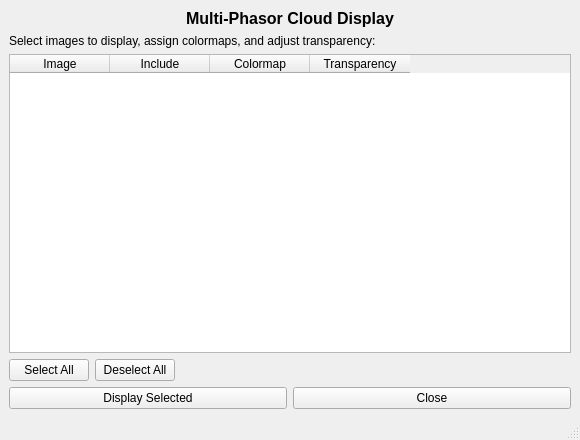
First picture: the form in ui files/MultiPhasorSelector.ui, repository GuangchenW/FLUTE, before the edit.
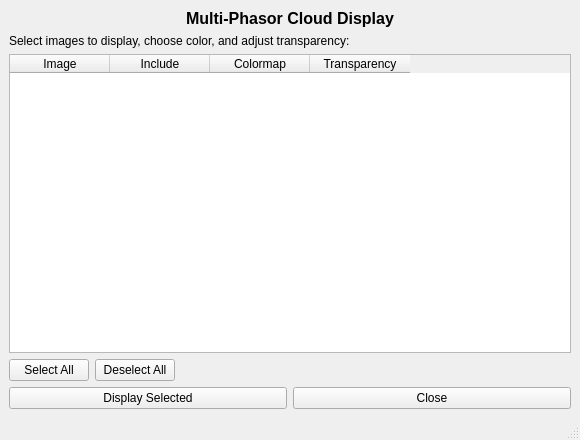
Second picture: the form after the edit.

Commit message:
Update on the multiphasor plot
Added lifetime values on the plot

```diff
--- a/ui files/MultiPhasorSelector.ui
+++ b/ui files/MultiPhasorSelector.ui
@@ -41,7 +41,7 @@
     <item>
      <widget class="QLabel" name="label_2">
       <property name="text">
-       <string>Select images to display, assign colormaps, and adjust transparency:</string>
+       <string>Select images to display, choose color, and adjust transparency:</string>
       </property>
      </widget>
     </item>
```
The commit also changes 1 other file.
